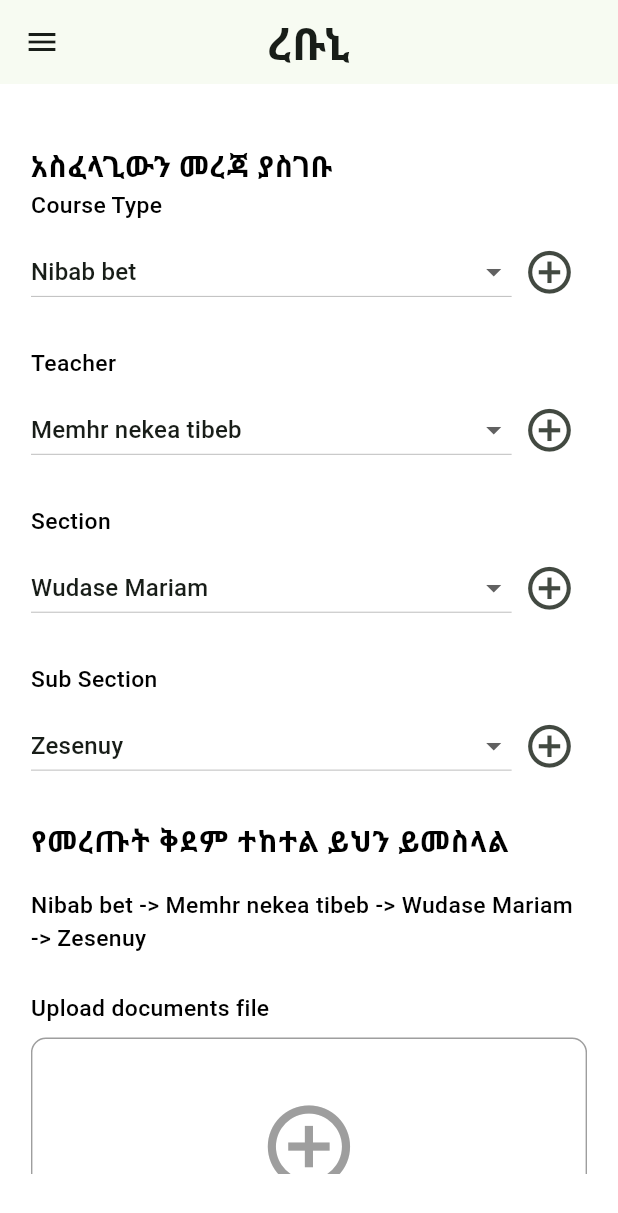
After one commit to Natnael16/abnet-mobile, a Flutter app: the AdminPage screen opened by its route, on a phone screen of 412 x 824 dp. The commit adds this screen. Shown: the top 1213 px of the screen. Run offline on Flutter 3.47's test engine with Material 3 defaults, Android fonts, the phone set to English and light mode, and no system bars; our stand-ins replace adaptive_theme, audio_video_progress_bar, bloc, cached_network_image, connectivity_plus, dartz and 19 more; missing offline and left inert: cloudinary; accounts and stored records are empty; Roboto replaces fonts that are missing (Noto).

Commit message:
feat: add login page, and admin page UI

```diff
--- a/lib/core/routes/paths.dart
+++ b/lib/core/routes/paths.dart
@@ -4,4 +4,6 @@ class AppPaths {
   static const teachers = '/teachers';
   static const topics = '/topics';
   static const mediaPlayer = '/mediaPlayer';
+  static const admin = '/admin';
+  static const login = '/login';
 }
--- a/lib/core/routes/router_config.dart
+++ b/lib/core/routes/router_config.dart
@@ -1,8 +1,10 @@
 import 'package:abnet_mobile/core/routes/paths.dart';
+import 'package:abnet_mobile/features/auth/presentation/screens/login.dart';
 import 'package:abnet_mobile/features/courses/presentation/screens/courses.dart';
 import 'package:adaptive_theme/adaptive_theme.dart';
 import 'package:flutter/material.dart';
 import 'package:go_router/go_router.dart';
+import '../../features/admin/presentation/screens/admin.dart';
 import '../../features/courses/presentation/screens/media_player.dart';
 import '../../features/courses/presentation/screens/teachers.dart';
 import '../../features/courses/presentation/screens/topics.dart';
@@ -46,6 +48,14 @@ class AppRouter extends StatelessWidget {
             var extra = state.extra as Map<String, dynamic>;
             return MediaPlayerPage(media: extra['media']);
           }),
+      GoRoute(
+        path: AppPaths.admin,
+        builder: (BuildContext context, GoRouterState state) => AdminPage(),
+      ),
+      GoRoute(
+        path: AppPaths.login,
+        builder: (BuildContext context, GoRouterState state) => LoginPage(),
+      ),
     ],
   );
 
--- /dev/null
+++ b/lib/features/admin/presentation/screens/admin.dart
@@ -0,0 +1,302 @@
+import 'package:flutter/material.dart';
+import 'package:responsive_sizer/responsive_sizer.dart';
+import 'package:file_picker/file_picker.dart';
+
+import '../../../../core/shared_widgets/custom_drawer.dart';
+
+class AdminPage extends StatefulWidget {
+  @override
+  _AdminPageState createState() => _AdminPageState();
+}
+
+class _AdminPageState extends State<AdminPage> {
+  // Dropdown selections
+  String selectedCourseType = "Nibab bet";
+  String selectedTeacher = "Memhr nekea tibeb";
+  String selectedSection = "Wudase Mariam";
+  String selectedSubSection = "Zesenuy";
+
+  List<String> courseTypes = ["Nibab bet", "Yetmhret aynet", "Type 3"];
+  List<String> teachers = ["Memhr nekea tibeb", "Memhr 2", "Memhr 3"];
+  List<String> sections = ["Wudase Mariam", "Section 2", "Section 3"];
+  List<String> subSections = ["Zesenuy", "Sub Section 2", "Sub Section 3"];
+
+  String? _documentFileName;
+  String? _mediaFileName;
+
+  // Function to add a new item to dropdown if not found
+  Future<void> _addNewItemDialog(String itemType) async {
+    String newItem = '';
+    await showDialog<String>(
+      context: context,
+      builder: (BuildContext context) {
+        return AlertDialog(
+          title: Text('Add new $itemType'),
+          content: TextField(
+            onChanged: (value) {
+              newItem = value;
+            },
+            decoration: InputDecoration(hintText: 'Enter new $itemType'),
+          ),
+          actions: <Widget>[
+            TextButton(
+              onPressed: () {
+                Navigator.of(context).pop();
+              },
+              child: Text('Cancel'),
+            ),
+            TextButton(
+              onPressed: () {
+                setState(() {
+                  if (itemType == "course type") {
+                    courseTypes.add(newItem);
+                    selectedCourseType = newItem;
+                  } else if (itemType == "teacher") {
+                    teachers.add(newItem);
+                    selectedTeacher = newItem;
+                  } else if (itemType == "section") {
+                    sections.add(newItem);
+                    selectedSection = newItem;
+                  } else if (itemType == "subsection") {
+                    subSections.add(newItem);
+                    selectedSubSection = newItem;
+                  }
+                });
+                Navigator.of(context).pop();
+              },
+              child: Text('Add'),
+            ),
+          ],
+        );
+      },
+    );
+  }
+
+  // File pickers
+  Future<void> _pickDocumentFile() async {
+    FilePickerResult? result = await FilePicker.platform.pickFiles(
+      type: FileType.custom,
+      allowedExtensions: ['pdf', 'doc', 'docx'],
+    );
+
+    if (result != null) {
+      setState(() {
+        _documentFileName = result.files.first.name;
+      });
+    }
+  }
+
+  Future<void> _pickMediaFile() async {
+    FilePickerResult? result = await FilePicker.platform.pickFiles(
+      type: FileType.custom,
+      allowedExtensions: ['jpg', 'jpeg', 'mp4', 'mp3'],
+    );
+
+    if (result != null) {
+      setState(() {
+        _mediaFileName = result.files.first.name;
+      });
+    }
+  }
+
+  @override
+  Widget build(BuildContext context) {
+    return Scaffold(
+      appBar: AppBar(
+        title: const Text("ረቡኒ",
+            style: TextStyle(fontSize: 30, fontWeight: FontWeight.w700)),
+        centerTitle: true,
+      ),
+      drawer: const CustomDrawer(),
+      body: Padding(
+        padding: EdgeInsets.symmetric(horizontal: 5.w, vertical: 5.h),
+        child: SingleChildScrollView(
+          child: Column(
+            crossAxisAlignment: CrossAxisAlignment.start,
+            children: [
+              // Admin to header
+              Text(
+                'አስፈላጊውን መረጃ ያስገቡ',
+                style: TextStyle(fontSize: 18.sp, fontWeight: FontWeight.bold),
+              ),
+
+
+              // Dropdown for course type
+              _dropdownField(
+                'Course Type',
+                selectedCourseType,
+                courseTypes,
+                (newValue) {
+                  setState(() {
+                    selectedCourseType = newValue!;
+                  });
+                },
+                () => _addNewItemDialog("course type"),
+              ),
+              SizedBox(height: 3.h),
+
+              // Dropdown for teachers
+              _dropdownField(
+                'Teacher',
+                selectedTeacher,
+                teachers,
+                (newValue) {
+                  setState(() {
+                    selectedTeacher = newValue!;
+                  });
+                },
+                () => _addNewItemDialog("teacher"),
+              ),
+              SizedBox(height: 3.h),
+
+              // Dropdown for sections
+              _dropdownField(
+                'Section',
+                selectedSection,
+                sections,
+                (newValue) {
+                  setState(() {
+                    selectedSection = newValue!;
+                  });
+                },
+                () => _addNewItemDialog("section"),
+              ),
+              SizedBox(height: 3.h),
+
+              // Dropdown for subsections
+              _dropdownField(
+                'Sub Section',
+                selectedSubSection,
+                subSections,
+                (newValue) {
+                  setState(() {
+                    selectedSubSection = newValue!;
+                  });
+                },
+                () => _addNewItemDialog("subsection"),
+              ),
+              SizedBox(height: 3.h),
+              Text(
+                'የመረጡት ቅደም ተከተል ይህን ይመስላል',
+                style: TextStyle(fontSize: 18.sp, fontWeight: FontWeight.bold),
+              ),
+              SizedBox(height: 2.h),
+              Text(
+                '$selectedCourseType -> $selectedTeacher -> $selectedSection -> $selectedSubSection',
+                style: TextStyle(fontSize: 16.sp),
+              ),
+              SizedBox(height: 3.h),
+              // Upload document file
+              _uploadSection('Upload documents file', _pickDocumentFile,
+                  _documentFileName),
+              SizedBox(height: 3.h),
+
+              // Upload audio or video file
+              _uploadSection(
+                  'Upload Audio or Video file', _pickMediaFile, _mediaFileName),
+              SizedBox(height: 5.h),
+
+              // Back and Next buttons
+              Row(
+                mainAxisAlignment: MainAxisAlignment.spaceBetween,
+                children: [
+                  _button('Back', Colors.grey, () {
+                    Navigator.pop(context);
+                  }),
+                  _button('Next', Colors.green, () {}),
+                ],
+              ),
+            ],
+          ),
+        ),
+      ),
+    );
+  }
+
+  // Reusable dropdown widget
+  Widget _dropdownField(String label, String selectedItem, List<String> items,
+      ValueChanged<String?> onChanged, VoidCallback onAddNew) {
+    return Column(
+      crossAxisAlignment: CrossAxisAlignment.start,
+      children: [
+        Text(
+          label,
+          style: TextStyle(fontSize: 16.sp, fontWeight: FontWeight.w500),
+        ),
+        SizedBox(height: 1.h),
+        Row(
+          children: [
+            Expanded(
+              child: DropdownButton<String>(
+                value: selectedItem,
+                isExpanded: true,
+                onChanged: onChanged,
+                items: items.map<DropdownMenuItem<String>>((String value) {
+                  return DropdownMenuItem<String>(
+                    value: value,
+                    child: Text(value),
+                  );
+                }).toList(),
+              ),
+            ),
+            IconButton(
+              icon: Icon(Icons.add_circle_outline, size: 24.sp),
+              onPressed: onAddNew,
+            ),
+          ],
+        ),
+      ],
+    );
+  }
+
+  // Reusable upload section
+  Widget _uploadSection(
+      String title, VoidCallback onPickFile, String? fileName) {
+    return Column(
+      crossAxisAlignment: CrossAxisAlignment.start,
+      children: [
+        Text(
+          title,
+          style: TextStyle(fontSize: 16.sp, fontWeight: FontWeight.w500),
+        ),
+        SizedBox(height: 1.h),
+        GestureDetector(
+          onTap: onPickFile,
+          child: Container(
+            height: 25.h,
+            decoration: BoxDecoration(
+              border: Border.all(color: Colors.grey),
+              borderRadius: BorderRadius.circular(10.0),
+            ),
+            child: Center(
+              child: Column(
+                mainAxisAlignment: MainAxisAlignment.center,
+                children: [
+                  Icon(Icons.add_circle_outline, size: 8.h, color: Colors.grey),
+                  SizedBox(height: 2.h),
+                  Text(
+                    fileName ??
+                        'Drag and drop a pdf, doc, docx, or image file (jpg, jpeg)',
+                    style: TextStyle(color: Colors.grey, fontSize: 16.sp),
+                    textAlign: TextAlign.center,
+                  ),
+                ],
+              ),
+            ),
+          ),
+        ),
+      ],
+    );
+  }
+
+  // Reusable button widget
+  Widget _button(String text, Color color, VoidCallback onPressed) {
+    return ElevatedButton(
+      onPressed: onPressed,
+      style: ElevatedButton.styleFrom(
+        minimumSize: Size(40.w, 6.h),
+      ),
+      child: Text(text, style: TextStyle(fontSize: 16.sp)),
+    );
+  }
+}
--- a/pubspec.yaml
+++ b/pubspec.yaml
@@ -38,6 +38,7 @@ dependencies:
   dartz: ^0.10.1
   dio: ^5.7.0
   equatable: ^2.0.5
+  file_picker: ^8.1.2
   flutter:
     sdk: flutter
   flutter_bloc: ^8.1.6
```
Also changed, not shown: lib/features/auth/presentation/screens/login.dart (added, +119 -0 lines), pubspec.lock.
